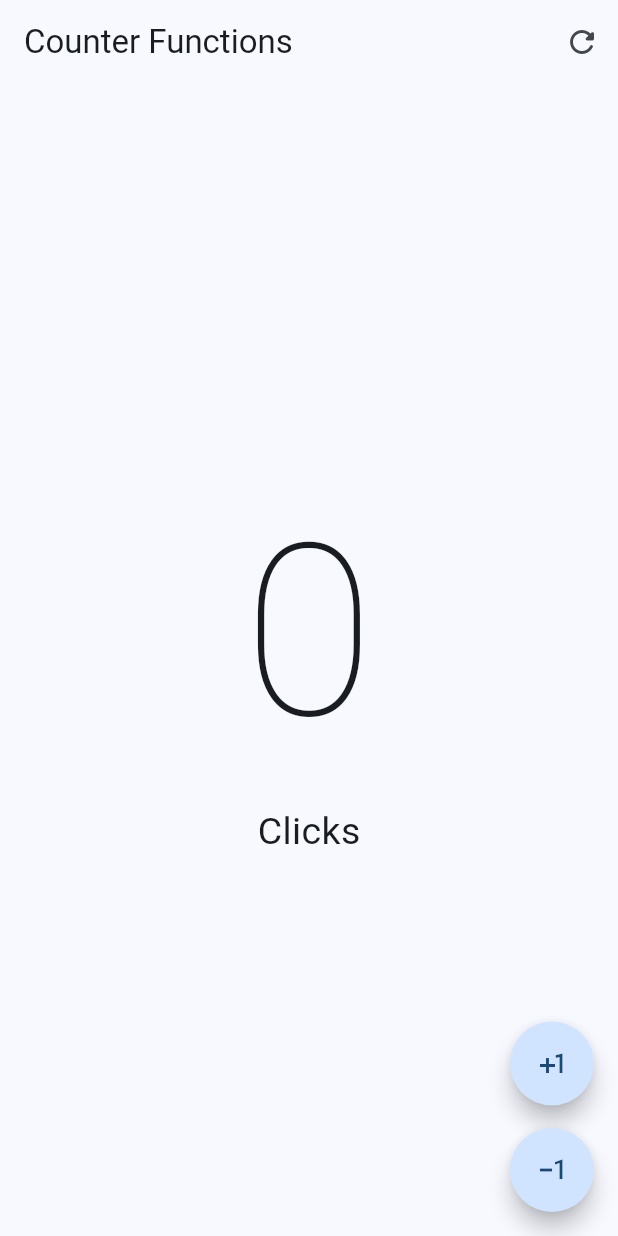
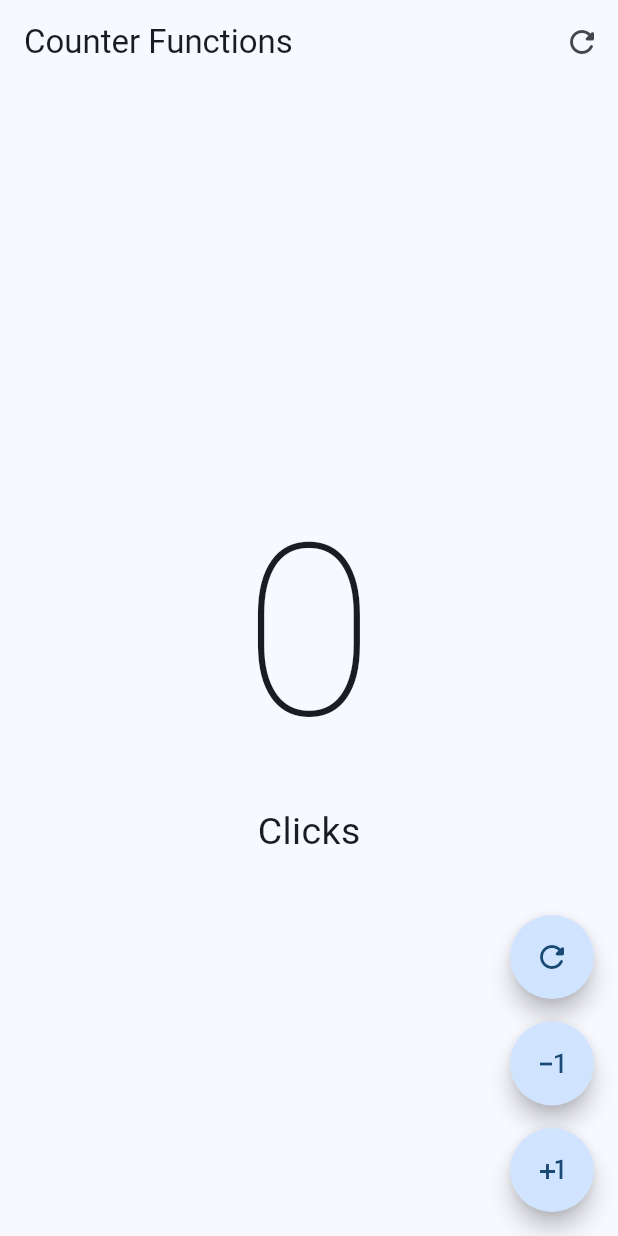
Before and after one commit to fellgar246/flutter_app1, a Flutter app: the screen it shows after launch, on a phone screen of 412 x 824 dp. Run offline on Flutter 3.47's test engine with Material 2 defaults, Android fonts, the phone set to English and light mode, and no system bars.

Commit message:
refactor counter functions

```diff
--- a/lib/presentation/screens/counter/counter_functions_screen.dart
+++ b/lib/presentation/screens/counter/counter_functions_screen.dart
@@ -30,8 +30,8 @@ class _CounterFunctionsScreenState extends State<CounterFunctionsScreen> {
           mainAxisAlignment: MainAxisAlignment.center,
           children: [
             Text('$clickCounter',
-              style:
-                  const TextStyle(fontSize: 160, fontWeight: FontWeight.w100)),
+                style: const TextStyle(
+                    fontSize: 160, fontWeight: FontWeight.w100)),
             Text('Click${clickCounter == 1 ? '' : 's'}',
                 style: const TextStyle(fontSize: 25))
           ],
@@ -39,27 +39,54 @@ class _CounterFunctionsScreenState extends State<CounterFunctionsScreen> {
         floatingActionButton: Column(
           mainAxisAlignment: MainAxisAlignment.end,
           children: [
-          FloatingActionButton(
-            shape: const StadiumBorder(),
+            CustomButton(
+              icon: Icons.refresh_rounded,
+              onPressed: () {
+                setState(() {
+                  clickCounter = 0;
+                });
+              },
+            ),
+            const SizedBox(height: 15),
+            CustomButton(
+              icon: Icons.exposure_minus_1_outlined,
+              onPressed: () {
+                setState(() {
+                  if (clickCounter == 0) return;
+                  clickCounter--;
+                });
+              },
+            ),
+            const SizedBox(height: 15),
+            CustomButton(
+              icon: Icons.plus_one,
               onPressed: () {
                 setState(() {
                   clickCounter++;
                 });
               },
-            child: const Icon(Icons.plus_one),
-          ),
-          const SizedBox( height: 15 ),
-          FloatingActionButton(
-            shape: const StadiumBorder(),
-            onPressed: () {
-              setState(() {
-                clickCounter--;
-              });
-            },
-            child: const Icon(Icons.exposure_minus_1_outlined),
             ),
           ],
-      )
+        ));
+  }
+}
+
+class CustomButton extends StatelessWidget {
+  final IconData icon;
+  final VoidCallback? onPressed;
+
+  const CustomButton({
+    super.key,
+    required this.icon,
+    this.onPressed,
+  });
+
+  @override
+  Widget build(BuildContext context) {
+    return FloatingActionButton(
+      shape: const StadiumBorder(),
+      onPressed: onPressed,
+      child: Icon(icon),
     );
   }
 }
```
Lines whose indentation alone changed are shown as unchanged.
